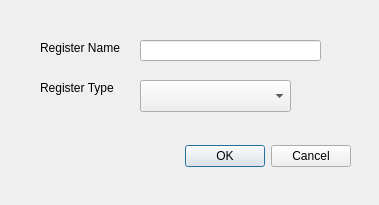
Above: edit_register_dialog.ui from ZhihongLei/IASRegisterManager before the change. Below: the same form after it.
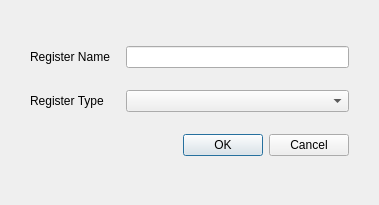
That is the form after the change.

What changed in the file:
```diff
--- a/edit_register_dialog.ui
+++ b/edit_register_dialog.ui
@@ -13,68 +13,80 @@
   <property name="windowTitle">
    <string>New Register</string>
   </property>
-  <widget class="QDialogButtonBox" name="buttonBox">
-   <property name="geometry">
-    <rect>
-     <x>30</x>
-     <y>140</y>
-     <width>321</width>
-     <height>32</height>
-    </rect>
+  <layout class="QGridLayout" name="gridLayout">
+   <property name="leftMargin">
+    <number>30</number>
    </property>
-   <property name="orientation">
-    <enum>Qt::Horizontal</enum>
+   <property name="topMargin">
+    <number>30</number>
    </property>
-   <property name="standardButtons">
-    <set>QDialogButtonBox::Cancel|QDialogButtonBox::Ok</set>
+   <property name="rightMargin">
+    <number>30</number>
    </property>
-  </widget>
-  <widget class="QLabel" name="label">
-   <property name="geometry">
-    <rect>
-     <x>40</x>
-     <y>40</y>
-     <width>91</width>
-     <height>16</height>
-    </rect>
+   <property name="bottomMargin">
+    <number>30</number>
    </property>
-   <property name="text">
-    <string>Register Name</string>
-   </property>
-  </widget>
-  <widget class="QLineEdit" name="lineEdit">
-   <property name="geometry">
-    <rect>
-     <x>140</x>
-     <y>40</y>
-     <width>181</width>
-     <height>21</height>
-    </rect>
-   </property>
-  </widget>
-  <widget class="QLabel" name="label_2">
-   <property name="geometry">
-    <rect>
-     <x>40</x>
-     <y>80</y>
-     <width>91</width>
-     <height>16</height>
-    </rect>
-   </property>
-   <property name="text">
-    <string>Register Type</string>
-   </property>
-  </widget>
-  <widget class="QComboBox" name="comboBox">
-   <property name="geometry">
-    <rect>
-     <x>140</x>
-     <y>80</y>
-     <width>151</width>
-     <height>32</height>
-    </rect>
-   </property>
-  </widget>
+   <item row="0" column="0">
+    <widget class="QLabel" name="labelRegName">
+     <property name="sizePolicy">
+      <sizepolicy hsizetype="Fixed" vsizetype="Fixed">
+       <horstretch>0</horstretch>
+       <verstretch>0</verstretch>
+      </sizepolicy>
+     </property>
+     <property name="minimumSize">
+      <size>
+       <width>90</width>
+       <height>0</height>
+      </size>
+     </property>
+     <property name="text">
+      <string>Register Name</string>
+     </property>
+     <property name="buddy">
+      <cstring>lineEditRegName</cstring>
+     </property>
+    </widget>
+   </item>
+   <item row="0" column="1">
+    <widget class="QLineEdit" name="lineEditRegName"/>
+   </item>
+   <item row="1" column="0">
+    <widget class="QLabel" name="labelRegType">
+     <property name="sizePolicy">
+      <sizepolicy hsizetype="Fixed" vsizetype="Fixed">
+       <horstretch>0</horstretch>
+       <verstretch>0</verstretch>
+      </sizepolicy>
+     </property>
+     <property name="minimumSize">
+      <size>
+       <width>90</width>
+       <height>0</height>
+      </size>
+     </property>
+     <property name="text">
+      <string>Register Type</string>
+     </property>
+     <property name="buddy">
+      <cstring>comboBoxRegType</cstring>
+     </property>
+    </widget>
+   </item>
+   <item row="1" column="1">
+    <widget class="QComboBox" name="comboBoxRegType"/>
+   </item>
+   <item row="2" column="0" colspan="2">
+    <widget class="QDialogButtonBox" name="buttonBox">
+     <property name="orientation">
+      <enum>Qt::Horizontal</enum>
+     </property>
+     <property name="standardButtons">
+      <set>QDialogButtonBox::Cancel|QDialogButtonBox::Ok</set>
+     </property>
+    </widget>
+   </item>
+  </layout>
  </widget>
  <resources/>
  <connections>
```
Left out of the diff: 2 changed lines with no effect on the pictures.
